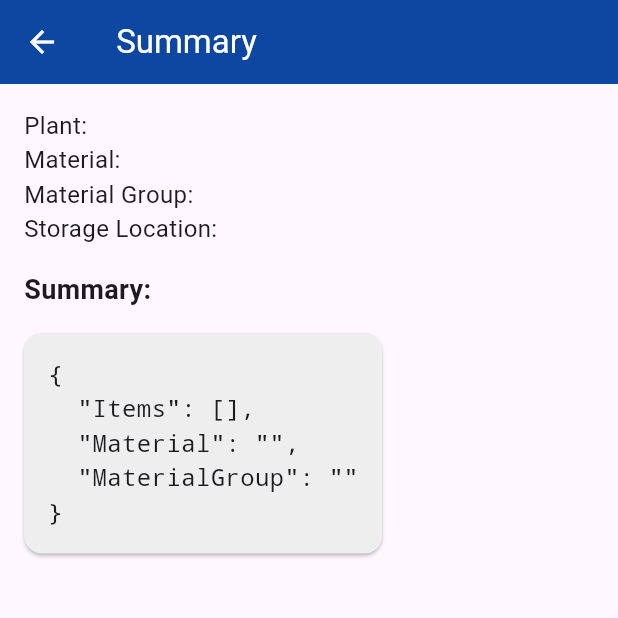
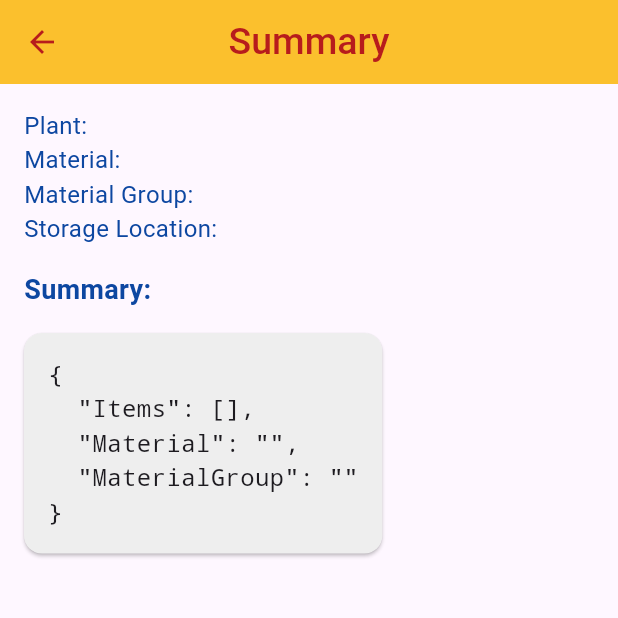
Before and after one commit to abdullahasif2000/atlasdid, a Flutter app: the InputSummaryScreen screen opened directly with empty values, on a phone screen of 412 x 824 dp, the top half of it. Run offline on Flutter 3.47's test engine with Material 3 defaults, Android fonts, the light colour scheme and no system bars.

Commit message:
first commit

```diff
--- a/lib/InputSummaryScreen.dart
+++ b/lib/InputSummaryScreen.dart
@@ -20,25 +20,40 @@ class InputSummaryScreen extends StatelessWidget {
   Widget build(BuildContext context) {
     return Scaffold(
       appBar: AppBar(
-        title: Text(' Summary'),
-        backgroundColor: Colors.blue[900],
-        foregroundColor: Colors.white,
+        title: Text(
+          'Summary',
+          style: TextStyle(fontWeight: FontWeight.w500, fontSize: 25.0),
+        ),
+        backgroundColor: Colors.yellow[700],
+        foregroundColor: Colors.red[900],
+        centerTitle: true,
       ),
       body: SingleChildScrollView(
         padding: const EdgeInsets.all(16.0),
         child: Column(
           crossAxisAlignment: CrossAxisAlignment.start,
           children: <Widget>[
-            Text('Plant: $plant', style: TextStyle(fontSize: 16.0)),
-            Text('Material: $material', style: TextStyle(fontSize: 16.0)),
-            Text('Material Group: $materialGroup', style: TextStyle(fontSize: 16.0)),
-            Text('Storage Location: $strLoc', style: TextStyle(fontSize: 16.0)),
+            _buildText('Plant: $plant'),
+            _buildText('Material: $material'),
+            _buildText('Material Group: $materialGroup'),
+            _buildText('Storage Location: $strLoc'),
             SizedBox(height: 16.0),
-            Text('Summary:', style: TextStyle(fontWeight: FontWeight.bold, fontSize: 18.0)),
+            _buildText('Summary:', fontWeight: FontWeight.bold, fontSize: 18.0),
             SizedBox(height: 8.0),
             _buildPrettyJsonCard(apiData),
           ],
         ),
+      ),
+    );
+  }
+
+  Widget _buildText(String text, {FontWeight fontWeight = FontWeight.normal, double fontSize = 16.0}) {
+    return Text(
+      text,
+      style: TextStyle(
+        color: Colors.blue[900],
+        fontWeight: fontWeight,
+        fontSize: fontSize,
       ),
     );
   }
--- a/lib/login_screen.dart
+++ b/lib/login_screen.dart
@@ -26,7 +26,7 @@ class _LoginScreenState extends State<LoginScreen> {
     return Scaffold(
       appBar: AppBar(
         backgroundColor: Colors.yellow[700],
-        title: Text(' Welcome To Atlas D.I.D',style: TextStyle( fontWeight: FontWeight.w500,fontSize:25.0, ),),
+        title: Text(' Welcome To Atlas D.I.D',style: TextStyle( fontWeight: FontWeight.w700,fontSize:28.0, ),),
         centerTitle: true,
         foregroundColor: Colors.red[900],
         shape: RoundedRectangleBorder(
@@ -47,7 +47,7 @@ class _LoginScreenState extends State<LoginScreen> {
                 height: 99.0,
               ),
             ),
-            SizedBox(height: 28.0), // logo and form space
+            SizedBox(height: 28.0),
 
             Form(
               key: _formKey,
--- a/pubspec.yaml
+++ b/pubspec.yaml
@@ -35,6 +35,7 @@ dependencies:
   flutter_json_viewer: ^1.0.1
 
 
+
   # The following adds the Cupertino Icons font to your application.
   # Use with the CupertinoIcons class for iOS style icons.
   cupertino_icons: ^1.0.8
@@ -65,6 +66,7 @@ flutter:
   assets:
     - assets/images/atlasdid.png
 
+
   # An image asset can refer to one or more resolution-specific "variants", see
   # https://flutter.dev/to/resolution-aware-images
 
```
Also changed, not shown: lib/MaterialInputScreen.dart (+7 -7 lines).
